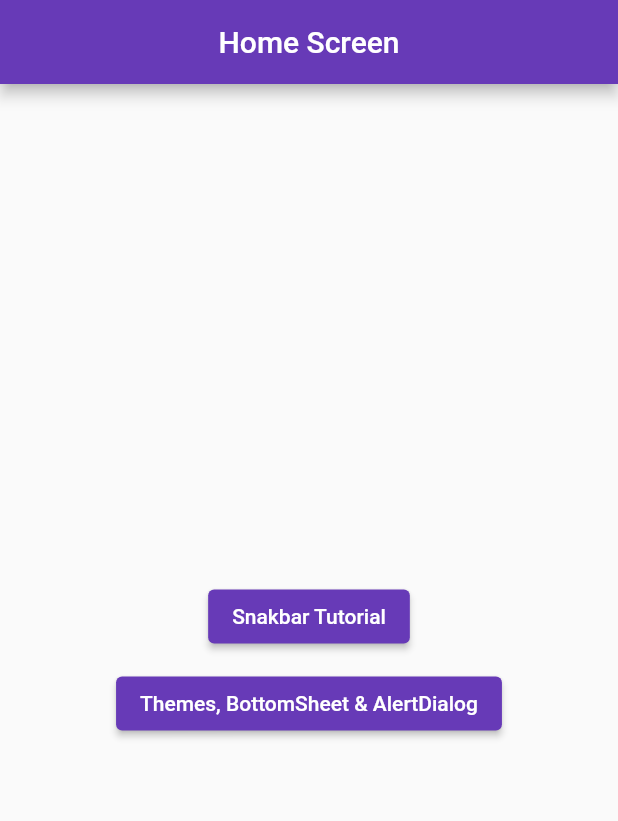
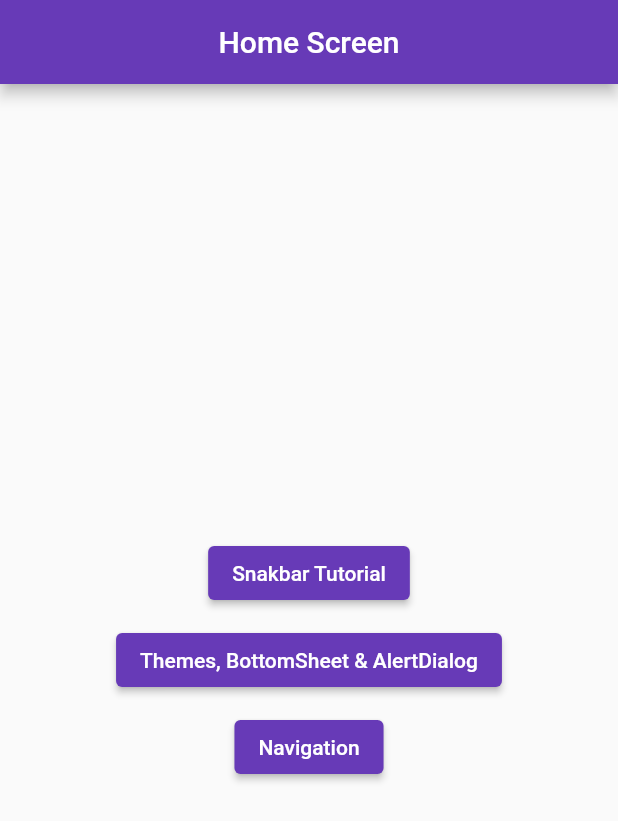
Before and after one commit to ChanderParkash179/GetXLearning, a Flutter app: the screen it shows after launch, on a phone screen of 412 x 824 dp. Shown: the top 821 px of the screen. Run offline on Flutter 3.47's test engine with Material 2 defaults, Android fonts, the phone set to English and light mode, and no system bars; our stand-ins replace get, google_fonts.

Commit message:
Navigation to next screen using GetX

```diff
--- a/lib/Utils/myroutes.dart
+++ b/lib/Utils/myroutes.dart
@@ -2,4 +2,5 @@ class MyRoutes {
   var snakebar = '/snakbar';
   var tbsa = '/tbsa';
   var buttons = '/buttons';
+  var nav = "/nav";
 }
--- a/lib/main.dart
+++ b/lib/main.dart
@@ -2,6 +2,7 @@ import 'package:flutter/material.dart';
 import 'package:get/get.dart';
 import 'package:getx/Utils/myroutes.dart';
 import 'package:getx/views/Buttons.dart';
+import 'package:getx/views/Navigation.dart';
 import 'package:getx/views/Snakbar.dart';
 import 'package:getx/views/ThemeBottomSheetDialog.dart';
 import 'package:google_fonts/google_fonts.dart';
@@ -25,6 +26,7 @@ class MyApp extends StatelessWidget {
         MyRoutes().buttons: (context) => HomeScreen(),
         MyRoutes().snakebar: (context) => Snakbar(),
         MyRoutes().tbsa: (context) => TBsD(),
+        MyRoutes().nav: (context) => Navigation(),
       },
     );
   }
--- a/lib/views/Buttons.dart
+++ b/lib/views/Buttons.dart
@@ -1,5 +1,7 @@
 import 'package:flutter/material.dart';
+import 'package:get/get.dart';
 import 'package:getx/Utils/myroutes.dart';
+import 'package:getx/views/Navigation.dart';
 
 class HomeScreen extends StatefulWidget {
   const HomeScreen({super.key});
@@ -34,6 +36,14 @@ class _HomeScreenState extends State<HomeScreen> {
                     Navigator.pushNamed(context, MyRoutes().tbsa);
                   },
                   child: const Text('Themes, BottomSheet & AlertDialog')),
+              const SizedBox(
+                height: 10,
+              ),
+              ElevatedButton(
+                  onPressed: () {
+                    Get.to(Navigation());
+                  },
+                  child: const Text('Navigation')),
             ],
           ),
         ),
--- /dev/null
+++ b/lib/views/Navigation.dart
@@ -0,0 +1,29 @@
+import 'package:flutter/material.dart';
+
+class Navigation extends StatefulWidget {
+  const Navigation({super.key});
+
+  @override
+  State<Navigation> createState() => _NavigationState();
+}
+
+class _NavigationState extends State<Navigation> {
+  @override
+  Widget build(BuildContext context) {
+    return SafeArea(
+      child: Scaffold(
+        appBar: AppBar(
+          centerTitle: true,
+          title: const Text('Navigation Screen'),
+        ),
+        body: Center(
+          child: TextButton(
+              onPressed: () {
+                Navigator.pop(context);
+              },
+              child: const Text('Go Back')),
+        ),
+      ),
+    );
+  }
+}
```
